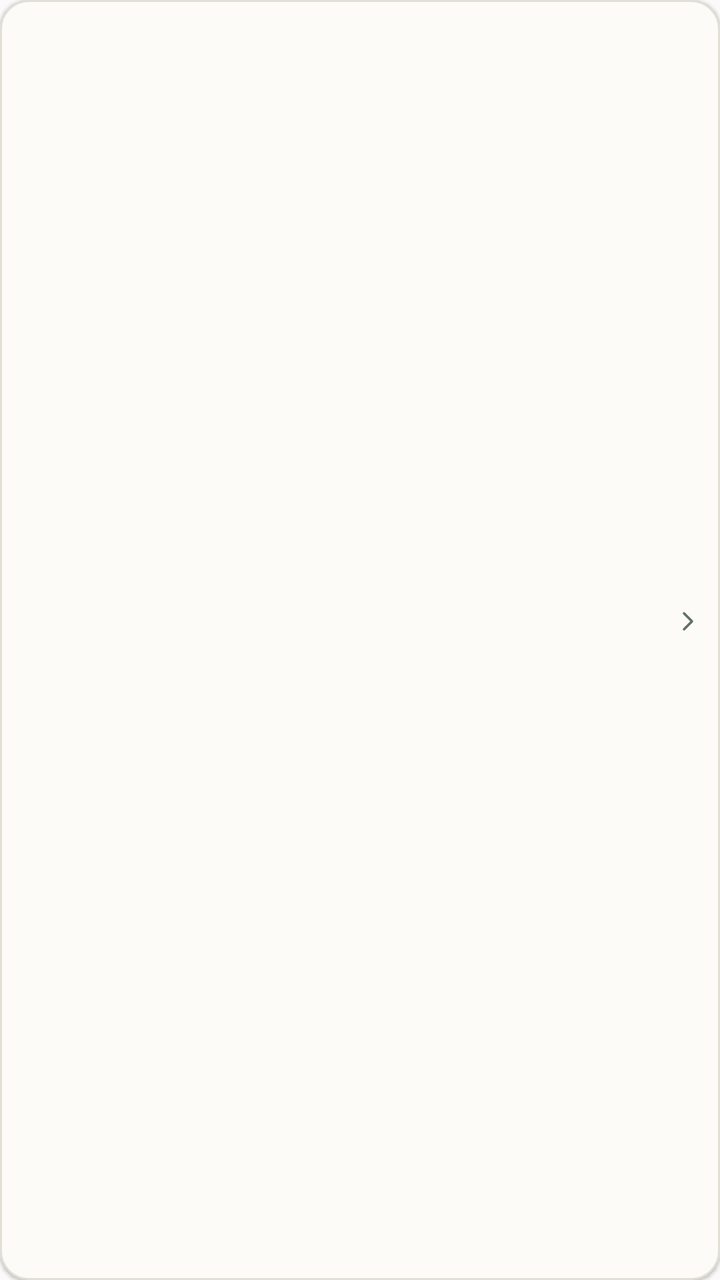
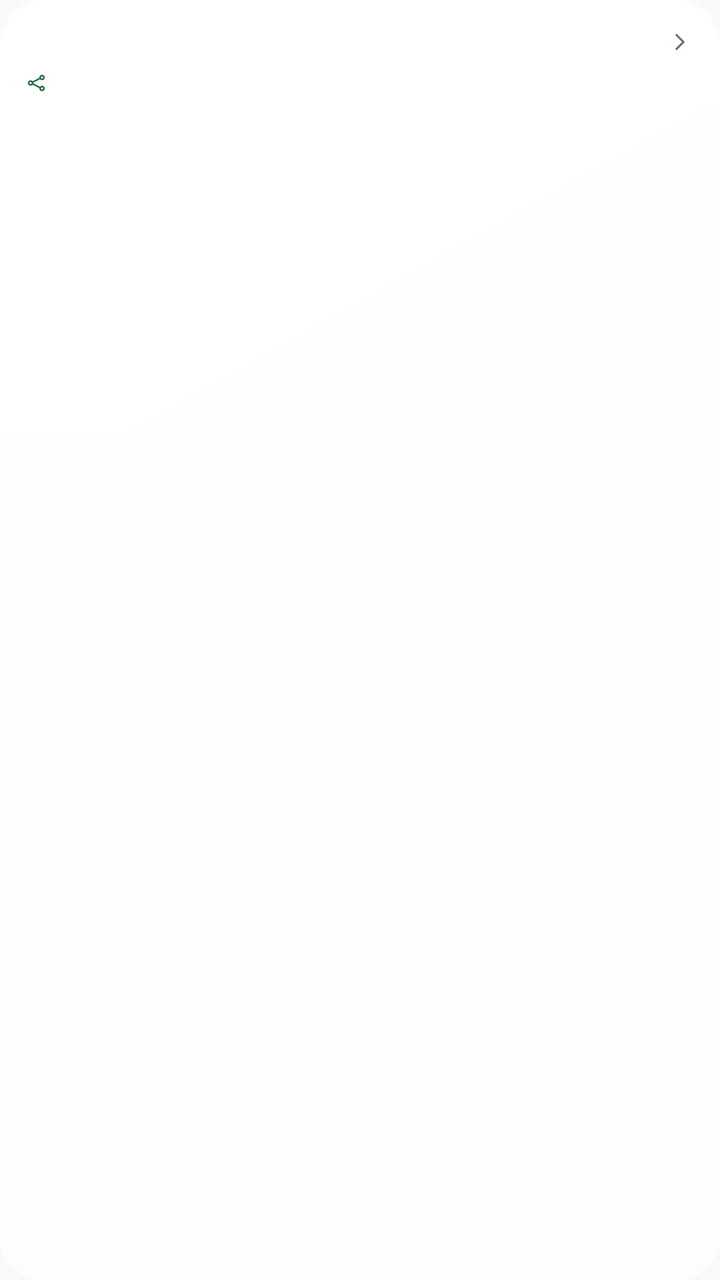

An Android layout rendered at two revisions. The XML below is the earlier revision; the diff shows what the commit changed to produce the second picture.
<!-- AndroidManifest.xml: application theme Theme.TreeLearn -->
<!-- res/layout/item_library_topic.xml -->
<?xml version="1.0" encoding="utf-8"?>
<LinearLayout xmlns:android="http://schemas.android.com/apk/res/android"
    android:id="@+id/library_topic" android:layout_width="match_parent"
    android:layout_height="wrap_content" android:layout_marginStart="@dimen/page_gutter"
    android:layout_marginTop="@dimen/space_s3" android:layout_marginEnd="@dimen/page_gutter"
    android:background="@drawable/bg_library_card" android:clickable="true"
    android:elevation="@dimen/card_elevation" android:focusable="true"
    android:gravity="center_vertical" android:minHeight="@dimen/touch_min"
    android:orientation="horizontal">

    <View android:id="@+id/library_topic_accent" android:layout_width="3dp"
        android:layout_height="match_parent"
        android:alpha="0" android:background="@color/tl_green"
        android:importantForAccessibility="no" />

    <LinearLayout android:layout_width="0dp" android:layout_height="wrap_content"
        android:layout_weight="1" android:orientation="vertical"
        android:paddingStart="@dimen/space_s4" android:paddingTop="@dimen/space_s2"
        android:paddingEnd="@dimen/space_s2" android:paddingBottom="@dimen/space_s2">

        <LinearLayout android:layout_width="match_parent" android:layout_height="wrap_content"
            android:gravity="center_vertical" android:orientation="horizontal">

            <TextView android:id="@+id/library_topic_title" android:layout_width="0dp"
                android:layout_height="wrap_content" android:layout_weight="1"
                android:ellipsize="end" android:fontFamily="serif" android:maxLines="2"
                android:textColor="@color/tl_ink" android:textSize="@dimen/text_h2"
                android:textStyle="bold" />

            <View android:id="@+id/library_topic_unread" android:layout_width="8dp"
                android:layout_height="8dp" android:layout_marginStart="@dimen/space_s2"
                android:background="@drawable/bg_unread_dot" android:importantForAccessibility="no"
                android:visibility="gone" />

            <ImageView android:layout_width="@dimen/space_s4" android:layout_height="@dimen/space_s4"
                android:layout_marginStart="@dimen/space_s2" android:contentDescription="@null"
                android:src="@drawable/ic_chevron_right" android:tint="@color/tl_ink3" />
        </LinearLayout>

        
        <TextView android:id="@+id/library_topic_summary" android:layout_width="match_parent"
            android:layout_height="wrap_content" android:layout_marginTop="@dimen/space_s1"
            android:ellipsize="end" android:maxLines="2" android:textColor="@color/tl_ink2"
            android:textSize="@dimen/text_sm" android:visibility="gone" />

        <TextView android:id="@+id/library_topic_meta" android:layout_width="match_parent"
            android:layout_height="wrap_content" android:layout_marginTop="@dimen/space_s1"
            android:ellipsize="end" android:maxLines="1" android:textColor="@color/tl_ink3"
            android:textSize="@dimen/text_cap" />
    </LinearLayout>

</LinearLayout>
<!-- resources referenced by this layout -->
<resources>
  <dimen name="space_s3">12dp</dimen>
  <dimen name="space_s4">16dp</dimen>
  <dimen name="text_cap">11sp</dimen>
  <dimen name="text_h2">16sp</dimen>
  <dimen name="text_sm">13sp</dimen>
  <!-- drawable bg_library_card (drawable) -->
  <?xml version="1.0" encoding="utf-8"?>
  <shape xmlns:android="http://schemas.android.com/apk/res/android" android:shape="rectangle">
      <solid android:color="@color/tl_surface" />
      <stroke android:width="@dimen/hairline" android:color="@color/tl_line" />
      <corners android:radius="@dimen/radius_md" />
  </shape>
  <style name="Theme.TreeLearn" parent="@android:style/Theme.Material.Light.NoActionBar">
          
          <item name="android:fontFamily">sans-serif</item>
          <item name="android:colorPrimary">@color/tl_green</item>
          <item name="android:colorPrimaryDark">@color/tl_green_deep</item>
          <item name="android:colorAccent">@color/tl_green</item>
          <item name="android:colorControlHighlight">@color/ripple_control</item>
          <item name="android:windowBackground">@color/tl_bg</item>
          <item name="android:textColorPrimary">@color/tl_ink</item>
          <item name="android:textColorSecondary">@color/tl_ink2</item>
          <item name="android:textColorHint">@color/tl_ink3</item>
          <item name="android:statusBarColor">@color/tl_bg</item>
          <item name="android:windowLightStatusBar">true</item>
          
      </style>
  <color name="tl_surface">#FCFBF8</color>
  <color name="tl_line">#E2DFD6</color>
  <dimen name="radius_md">14dp</dimen>
  <!-- unchanged entries left out for length: 15 -->
</resources>

<!-- the commit's change to res/layout/item_library_topic.xml (unified diff, before → after) -->
@@ -1,52 +1,106 @@
 <?xml version="1.0" encoding="utf-8"?>
 <LinearLayout xmlns:android="http://schemas.android.com/apk/res/android"
-    android:id="@+id/library_topic" android:layout_width="match_parent"
-    android:layout_height="wrap_content" android:layout_marginStart="@dimen/page_gutter"
-    android:layout_marginTop="@dimen/space_s3" android:layout_marginEnd="@dimen/page_gutter"
-    android:background="@drawable/bg_library_card" android:clickable="true"
-    android:elevation="@dimen/card_elevation" android:focusable="true"
-    android:gravity="center_vertical" android:minHeight="@dimen/touch_min"
-    android:orientation="horizontal">
+    android:id="@+id/library_topic"
+    android:layout_width="match_parent"
+    android:layout_height="wrap_content"
+    android:layout_marginStart="@dimen/page_gutter"
+    android:layout_marginEnd="@dimen/page_gutter"
+    android:layout_marginBottom="@dimen/library_card_gap"
+    android:background="@drawable/bg_library_card"
+    android:clickable="true"
+    android:elevation="@dimen/card_elevation"
+    android:focusable="true"
+    android:gravity="top"
+    android:minHeight="@dimen/touch_min"
+    android:orientation="horizontal"
+    android:paddingStart="@dimen/library_card_pad_h"
+    android:paddingTop="@dimen/library_card_pad_v"
+    android:paddingEnd="@dimen/library_card_pad_h"
+    android:paddingBottom="@dimen/library_card_pad_v">
 
-    <View android:id="@+id/library_topic_accent" android:layout_width="3dp"
-        android:layout_height="match_parent"
-        android:alpha="0" android:background="@color/tl_green"
-        android:importantForAccessibility="no" />
+    <LinearLayout
+        android:layout_width="0dp"
+        android:layout_height="wrap_content"
+        android:layout_weight="1"
+        android:orientation="vertical">
 
-    <LinearLayout android:layout_width="0dp" android:layout_height="wrap_content"
-        android:layout_weight="1" android:orientation="vertical"
-        android:paddingStart="@dimen/space_s4" android:paddingTop="@dimen/space_s2"
-        android:paddingEnd="@dimen/space_s2" android:paddingBottom="@dimen/space_s2">
+        <LinearLayout
+            android:layout_width="match_parent"
+            android:layout_height="wrap_content"
+            android:gravity="center_vertical"
+            android:orientation="horizontal">
 
-        <LinearLayout android:layout_width="match_parent" android:layout_height="wrap_content"
-            android:gravity="center_vertical" android:orientation="horizontal">
-
-            <TextView android:id="@+id/library_topic_title" android:layout_width="0dp"
-                android:layout_height="wrap_content" android:layout_weight="1"
-                android:ellipsize="end" android:fontFamily="serif" android:maxLines="2"
-                android:textColor="@color/tl_ink" android:textSize="@dimen/text_h2"
+            <TextView
+                android:id="@+id/library_topic_title"
+                android:layout_width="0dp"
+                android:layout_height="wrap_content"
+                android:layout_weight="1"
+                android:ellipsize="end"
+                android:lineSpacingMultiplier="1.45"
+                android:maxLines="2"
+                android:textColor="@color/tl_ink"
+                android:textSize="@dimen/text_library_card_title"
                 android:textStyle="bold" />
 
-            <View android:id="@+id/library_topic_unread" android:layout_width="8dp"
-                android:layout_height="8dp" android:layout_marginStart="@dimen/space_s2"
-                android:background="@drawable/bg_unread_dot" android:importantForAccessibility="no"
+            <View
+                android:id="@+id/library_topic_unread"
+                android:layout_width="@dimen/space_s2"
+                android:layout_height="@dimen/space_s2"
+                android:layout_marginStart="@dimen/space_s2"
+                android:background="@drawable/bg_unread_dot"
+                android:importantForAccessibility="no"
                 android:visibility="gone" />
-
-            <ImageView android:layout_width="@dimen/space_s4" android:layout_height="@dimen/space_s4"
-                android:layout_marginStart="@dimen/space_s2" android:contentDescription="@null"
-                android:src="@drawable/ic_chevron_right" android:tint="@color/tl_ink3" />
         </LinearLayout>
 
         
-        <TextView android:id="@+id/library_topic_summary" android:layout_width="match_parent"
-            android:layout_height="wrap_content" android:layout_marginTop="@dimen/space_s1"
-            android:ellipsize="end" android:maxLines="2" android:textColor="@color/tl_ink2"
-            android:textSize="@dimen/text_sm" android:visibility="gone" />
+        <TextView
+            android:id="@+id/library_topic_summary"
+            android:layout_width="match_parent"
+            android:layout_height="wrap_content"
+            android:layout_marginTop="@dimen/space_s1"
+            android:ellipsize="end"
+            android:lineSpacingMultiplier="1.55"
+            android:maxLines="2"
+            android:textColor="@color/tl_ink2"
+            android:textSize="@dimen/text_library_summary"
+            android:visibility="gone" />
 
-        <TextView android:id="@+id/library_topic_meta" android:layout_width="match_parent"
-            android:layout_height="wrap_content" android:layout_marginTop="@dimen/space_s1"
-            android:ellipsize="end" android:maxLines="1" android:textColor="@color/tl_ink3"
-            android:textSize="@dimen/text_cap" />
+        <LinearLayout
+            android:id="@+id/library_topic_meta_row"
+            android:layout_width="match_parent"
+            android:layout_height="wrap_content"
+            android:layout_marginTop="@dimen/library_meta_top"
+            android:gravity="center_vertical"
+            android:orientation="horizontal">
+
+            <ImageView
+                android:id="@+id/library_topic_tree"
+                android:layout_width="@dimen/library_meta_icon"
+                android:layout_height="@dimen/library_meta_icon"
+                android:importantForAccessibility="no"
+                android:src="@drawable/ic_nav_tree"
+                android:tint="@color/tl_green" />
+
+            <TextView
+                android:id="@+id/library_topic_meta"
+                android:layout_width="0dp"
+                android:layout_height="wrap_content"
+                android:layout_marginStart="@dimen/library_meta_gap"
+                android:layout_weight="1"
+                android:ellipsize="end"
+                android:maxLines="1"
+                android:textColor="@color/tl_ink3"
+                android:textSize="@dimen/text_library_meta" />
+        </LinearLayout>
     </LinearLayout>
 
+    <ImageView
+        android:id="@+id/library_topic_chevron"
+        android:layout_width="@dimen/library_chevron"
+        android:layout_height="@dimen/library_chevron"
+        android:layout_marginStart="@dimen/space_s2"
+        android:layout_marginTop="@dimen/library_chevron_top"
+        android:importantForAccessibility="no"
+        android:src="@drawable/ic_chevron_right"
+        android:tint="@color/tl_ink3" />
 </LinearLayout>
<!-- resource entries referenced after the edit -->
@@ -1,17 +1,53 @@
 <!-- resources referenced by this layout -->
 <resources>
-  <dimen name="space_s3">12dp</dimen>
-  <dimen name="space_s4">16dp</dimen>
-  <dimen name="text_cap">11sp</dimen>
-  <dimen name="text_h2">16sp</dimen>
-  <dimen name="text_sm">13sp</dimen>
+  <dimen name="library_card_gap">9dp</dimen>
+  <dimen name="library_card_pad_h">13dp</dimen>
+  <dimen name="library_card_pad_v">12dp</dimen>
+  <dimen name="library_chevron">14dp</dimen>
+  <dimen name="library_chevron_top">2dp</dimen>
+  <dimen name="library_meta_gap">5dp</dimen>
+  <dimen name="library_meta_icon">11dp</dimen>
+  <dimen name="library_meta_top">6dp</dimen>
+  <dimen name="text_library_card_title">12.5sp</dimen>
+  <dimen name="text_library_meta">9sp</dimen>
+  <dimen name="text_library_summary">10.5sp</dimen>
   <!-- drawable bg_library_card (drawable) -->
   <?xml version="1.0" encoding="utf-8"?>
-  <shape xmlns:android="http://schemas.android.com/apk/res/android" android:shape="rectangle">
-      <solid android:color="@color/tl_surface" />
-      <stroke android:width="@dimen/hairline" android:color="@color/tl_line" />
-      <corners android:radius="@dimen/radius_md" />
-  </shape>
+  <layer-list xmlns:android="http://schemas.android.com/apk/res/android">
+      <item android:drawable="@drawable/bg_glass_card" />
+  </layer-list>
+  <!-- drawable ic_nav_tree (drawable) -->
+  <?xml version="1.0" encoding="utf-8"?>
+  <vector xmlns:android="http://schemas.android.com/apk/res/android"
+      android:width="24dp"
+      android:height="24dp"
+      android:viewportWidth="24"
+      android:viewportHeight="24">
+      <path
+          android:pathData="M5,12m-2.1,0a2.1,2.1 0,1 1,4.2 0a2.1,2.1 0,1 1,-4.2 0"
+          android:strokeColor="#FF212121"
+          android:strokeWidth="1.8"
+          android:strokeLineCap="round"
+          android:strokeLineJoin="round" />
+      <path
+          android:pathData="M17.5,6m-2.1,0a2.1,2.1 0,1 1,4.2 0a2.1,2.1 0,1 1,-4.2 0"
+          android:strokeColor="#FF212121"
+          android:strokeWidth="1.8"
+          android:strokeLineCap="round"
+          android:strokeLineJoin="round" />
+      <path
+          android:pathData="M17.5,18m-2.1,0a2.1,2.1 0,1 1,4.2 0a2.1,2.1 0,1 1,-4.2 0"
+          android:strokeColor="#FF212121"
+          android:strokeWidth="1.8"
+          android:strokeLineCap="round"
+          android:strokeLineJoin="round" />
+      <path
+          android:pathData="M7 11.2 15.5 6.8M7 12.8l8.5 4.4"
+          android:strokeColor="#FF212121"
+          android:strokeWidth="1.8"
+          android:strokeLineCap="round"
+          android:strokeLineJoin="round" />
+  </vector>
   <style name="Theme.TreeLearn" parent="@android:style/Theme.Material.Light.NoActionBar">
           
           <item name="android:fontFamily">sans-serif</item>
@@ -23,13 +59,39 @@
           <item name="android:textColorPrimary">@color/tl_ink</item>
           <item name="android:textColorSecondary">@color/tl_ink2</item>
           <item name="android:textColorHint">@color/tl_ink3</item>
-          <item name="android:statusBarColor">@color/tl_bg</item>
+          <item name="android:statusBarColor">@color/tl_mist_base</item>
           <item name="android:windowLightStatusBar">true</item>
           
       </style>
-  <color name="tl_surface">#FCFBF8</color>
-  <color name="tl_line">#E2DFD6</color>
-  <dimen name="radius_md">14dp</dimen>
+  <!-- drawable bg_glass_card (drawable) -->
+  <?xml version="1.0" encoding="utf-8"?>
+  <layer-list xmlns:android="http://schemas.android.com/apk/res/android">
+      <item>
+          <shape android:shape="rectangle">
+              <gradient
+                  android:angle="270"
+                  android:endColor="@android:color/transparent"
+                  android:startColor="@color/glass_sheen" />
+              <corners android:radius="@dimen/radius_xl" />
+          </shape>
+      </item>
+      <item>
+          <shape android:shape="rectangle">
+              <gradient
+                  android:angle="315"
+                  android:endColor="@color/glass_card_lo"
+                  android:startColor="@color/glass_card" />
+              <stroke android:width="@dimen/hairline" android:color="@color/glass_edge" />
+              <corners android:radius="@dimen/radius_xl" />
+          </shape>
+      </item>
+  </layer-list>
+  <color name="tl_mist_base">#EDEDE4</color>
+  <color name="glass_sheen">#80FFFFFF</color>
+  <dimen name="radius_xl">22dp</dimen>
+  <color name="glass_card_lo">#7FFFFFFF</color>
+  <color name="glass_card">#DBFFFFFF</color>
+  <color name="glass_edge">#E0FFFFFF</color>
   <!-- unchanged entries left out for length: 15 -->
 </resources>
 
